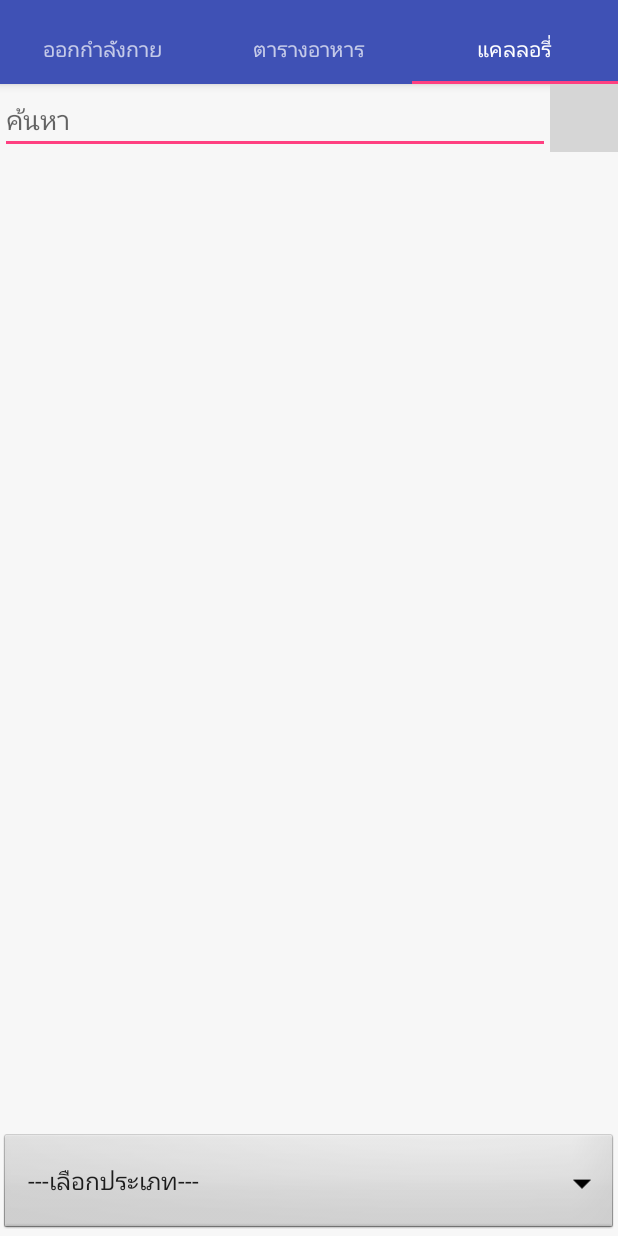
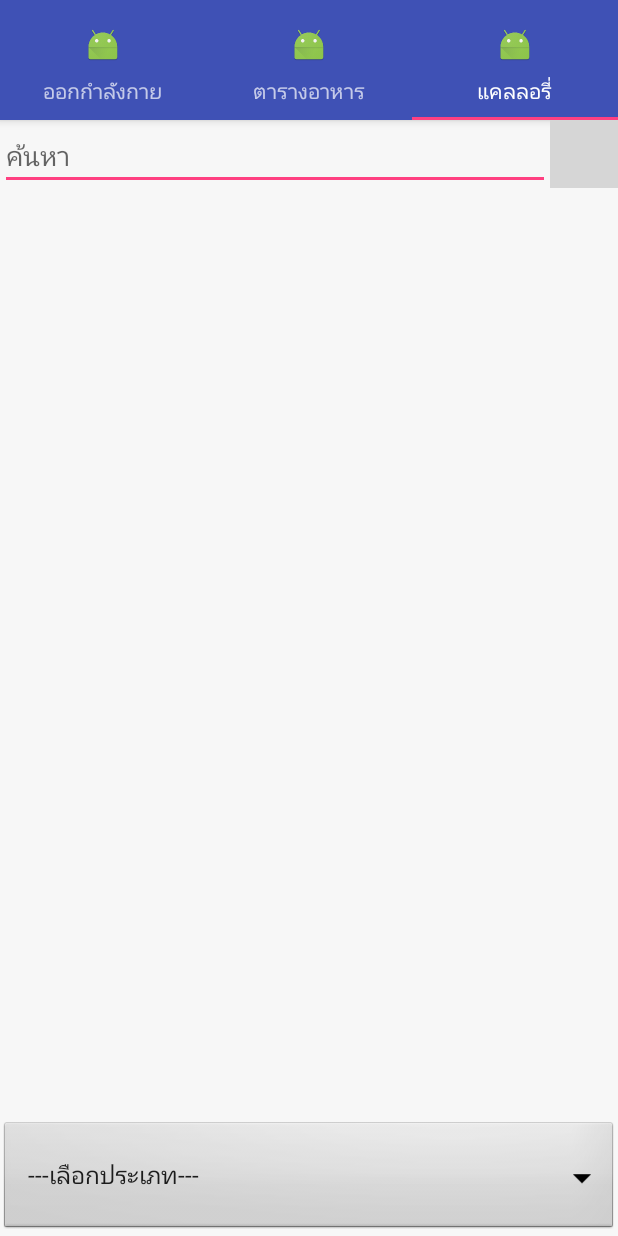
Before and after one commit to l2el3er/android_project, an Android app: the screen it shows after launch (MainActivity), tab 3 chosen, on a phone screen of 412 x 824 dp. Run offline under Robolectric (Android 15) with nearby library versions, the phone set to English and light mode, and no system bars; grey boxes are pictures that could not be loaded.

Commit message:
added tab icon

```diff
--- a/app/src/main/java/com/example/gunka/kujapom/MainActivity.java
+++ b/app/src/main/java/com/example/gunka/kujapom/MainActivity.java
@@ -43,7 +43,18 @@ public class MainActivity extends AppCompatActivity {
 
         TabLayout tabLayout = (TabLayout) findViewById(R.id.tabs);
         tabLayout.setupWithViewPager(mViewPager);
+        final int[] ICONS = new int[] {
+                R.mipmap.ic_launcher,
+                R.mipmap.ic_launcher,
+                R.mipmap.ic_launcher,
+        };
 
+        //TabLayout tabLayout = (TabLayout) findViewById(R.id.tabs);
+        tabLayout.setupWithViewPager(mViewPager);
+
+        tabLayout.getTabAt(0).setIcon(ICONS[0]);
+        tabLayout.getTabAt(1).setIcon(ICONS[1]);
+        tabLayout.getTabAt(2).setIcon(ICONS[2]);
         myDB = new DatabaseHelper(this);
 
 
--- a/app/src/main/res/layout/fragment_kcal.xml
+++ b/app/src/main/res/layout/fragment_kcal.xml
@@ -9,8 +9,7 @@
     <!-- TODO: Update blank fragment layout -->
     <LinearLayout
         android:layout_width="match_parent"
-        android:layout_height="0dp"
-        android:layout_weight="2"
+        android:layout_height="wrap_content"
         android:orientation="horizontal"
         >
         <AutoCompleteTextView
@@ -28,17 +27,21 @@
             android:src="@drawable/search"/>
 
     </LinearLayout>
-
-
+    <android.support.v4.widget.SwipeRefreshLayout
+        android:layout_width="match_parent"
+        android:layout_height="0dp"
+        android:layout_weight="8"
+        xmlns:android="http://schemas.android.com/apk/res/android"
+        android:id="@+id/swipeContainer">
     <ListView
         android:id="@+id/listview"
         android:layout_width="match_parent"
-        android:layout_height="0dp"
-        android:layout_weight="8"
+        android:layout_height="match_parent"
         android:background="#00000000"
         android:cacheColorHint="#00000000"
         android:divider="@null"
         android:drawSelectorOnTop="false"></ListView>
+    </android.support.v4.widget.SwipeRefreshLayout>
 
     <Spinner
         android:id="@+id/spinner1"
```
